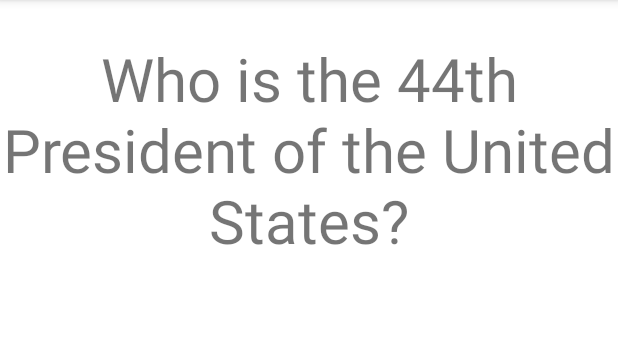
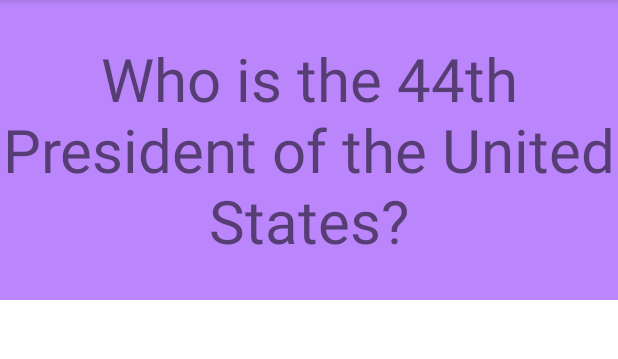
Before and after one commit to cwang5336/flashcard_app, an Android app: the screen it shows after launch (MainActivity), on a phone screen of 412 x 824 dp, the part 84-443 px from its top. Run offline under Robolectric (Android 15) with nearby library versions, the phone set to English and light mode, and no system bars.

Commit message:
With changes t the background color of the question and answer

```diff
--- a/app/src/main/res/layout/activity_main.xml
+++ b/app/src/main/res/layout/activity_main.xml
@@ -14,6 +14,7 @@
         android:gravity="center"
         android:text="Who is the 44th President of the United States?"
         android:textSize="40sp"
+        android:background="@color/purple_200"
         />
 
     <TextView
@@ -25,7 +26,8 @@
         android:text="Barack Obama"
         android:textSize="40sp"
         android:visibility="invisible"
-        android:layout_below="@+id/flashcard_question"
+        android:background="@color/teal_200"
+
         />
 
 </RelativeLayout>
```
